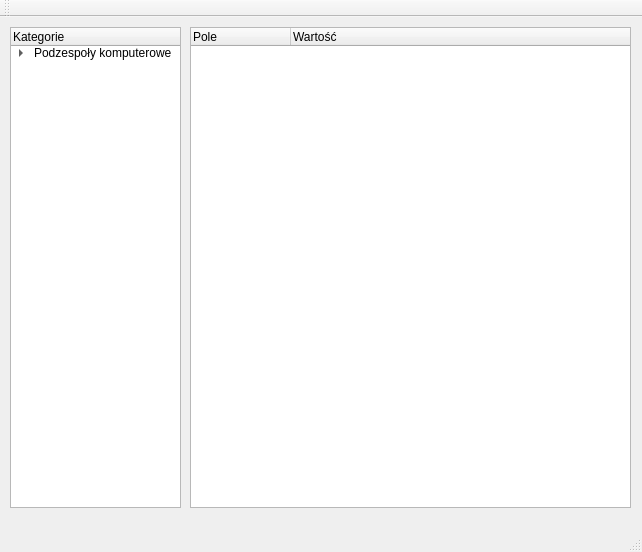
First picture: the form in infdevice.ui, repository maniek1310/InfDevice, before the edit.
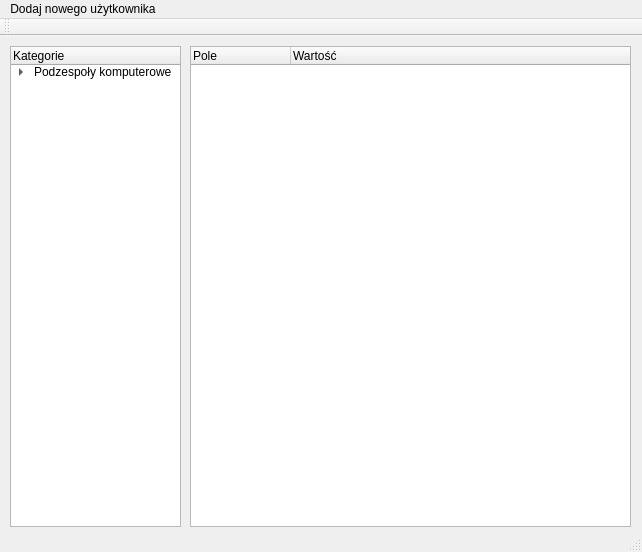
Second picture: the form after the edit.

```diff
--- a/infdevice.ui
+++ b/infdevice.ui
@@ -69,6 +69,13 @@
      <height>21</height>
     </rect>
    </property>
+   <widget class="QMenu" name="menuDodaj_nowego_u_ytkownika">
+    <property name="title">
+     <string>Dodaj nowego użytkownika</string>
+    </property>
+    <addaction name="actionDodaj"/>
+   </widget>
+   <addaction name="menuDodaj_nowego_u_ytkownika"/>
   </widget>
   <widget class="QToolBar" name="mainToolBar">
    <attribute name="toolBarArea">
```
Left out of the diff: 5 changed lines with no effect on the pictures.
